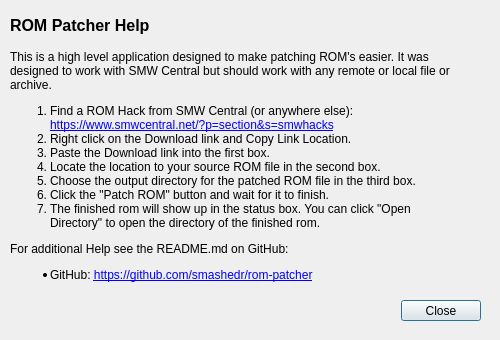
Above: gui/help.ui from smashedr/rom-patcher before the change. Below: the same form after it.
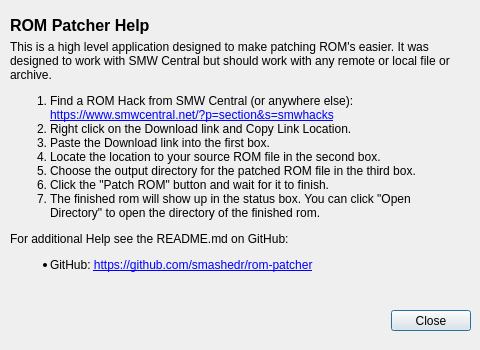
That is the form after the change.

Commit message: ok fixed the ui shit finally

Diff of the .ui file:
```diff
--- a/gui/help.ui
+++ b/gui/help.ui
@@ -6,20 +6,20 @@
    <rect>
     <x>0</x>
     <y>0</y>
-    <width>500</width>
-    <height>340</height>
+    <width>480</width>
+    <height>350</height>
    </rect>
   </property>
   <property name="minimumSize">
    <size>
-    <width>446</width>
-    <height>340</height>
+    <width>480</width>
+    <height>350</height>
    </size>
   </property>
   <property name="maximumSize">
    <size>
-    <width>500</width>
-    <height>340</height>
+    <width>480</width>
+    <height>350</height>
    </size>
   </property>
   <property name="windowTitle">
@@ -28,8 +28,8 @@
   <widget class="QDialogButtonBox" name="buttonBox">
    <property name="geometry">
     <rect>
-     <x>60</x>
-     <y>300</y>
+     <x>50</x>
+     <y>310</y>
      <width>421</width>
      <height>21</height>
     </rect>
@@ -48,21 +48,21 @@
    <property name="geometry">
     <rect>
      <x>10</x>
-     <y>50</y>
+     <y>40</y>
      <width>451</width>
-     <height>241</height>
+     <height>350</height>
     </rect>
    </property>
    <property name="minimumSize">
     <size>
      <width>0</width>
-     <height>241</height>
+     <height>350</height>
     </size>
    </property>
    <property name="maximumSize">
     <size>
      <width>16777215</width>
-     <height>241</height>
+     <height>260</height>
     </size>
    </property>
    <property name="layoutDirection">
```
The commit also changes 3 other files.
